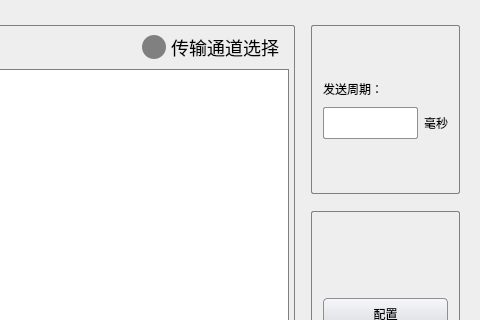
Above: ScpiRfm2gDataCollectTool/ScpiRfm2gDataCollectTool.ui from yangchenglin815/ScpiRfm2gDataCollectTool before the change; both pictures show x 319 to 799 and y 0 to 320 of the 799 by 569 pixel window. Below: the same form after it.
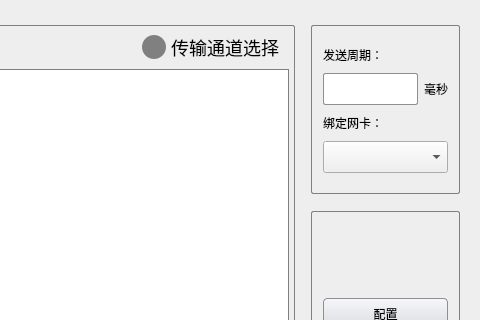
That is the form after the change. Icons and pictures are not drawn.

```diff
--- a/ScpiRfm2gDataCollectTool/ScpiRfm2gDataCollectTool.ui
+++ b/ScpiRfm2gDataCollectTool/ScpiRfm2gDataCollectTool.ui
@@ -249,6 +249,23 @@
            </item>
           </layout>
          </item>
+         <item>
+          <widget class="QLabel" name="label_4">
+           <property name="text">
+            <string>绑定网卡：</string>
+           </property>
+          </widget>
+         </item>
+         <item>
+          <widget class="QComboBox" name="comboBox_bindIp">
+           <property name="minimumSize">
+            <size>
+             <width>0</width>
+             <height>32</height>
+            </size>
+           </property>
+          </widget>
+         </item>
          <item>
           <spacer name="verticalSpacer_2">
            <property name="orientation">
```
